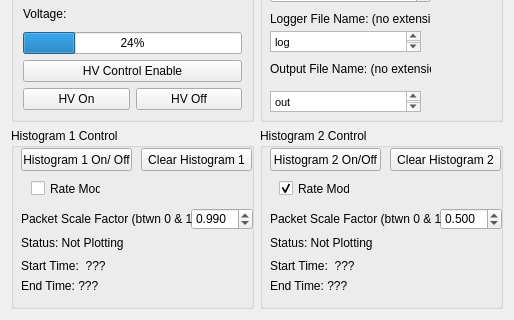
Old version of the form examples/LynxDAQ/src/DAQControlWidget.ui in the repository benyee/grif; both pictures show x 0 to 514 and y 257 to 577 of the 514 by 577 pixel window.
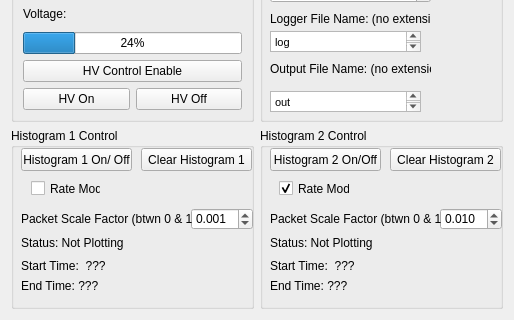
New version of the form.

Commit message: Changed default packet rate values

Diff of the .ui file:
```diff
--- a/examples/LynxDAQ/src/DAQControlWidget.ui
+++ b/examples/LynxDAQ/src/DAQControlWidget.ui
@@ -309,7 +309,7 @@
        <double>1.000000000000000</double>
       </property>
       <property name="value">
-       <double>0.990000000000000</double>
+       <double>0.001000000000000</double>
       </property>
      </widget>
      <widget class="QLabel" name="packetInfo1">
@@ -416,7 +416,7 @@
        <double>1.000000000000000</double>
       </property>
       <property name="value">
-       <double>0.500000000000000</double>
+       <double>0.010000000000000</double>
       </property>
      </widget>
      <widget class="QLabel" name="packetInfo2">
```
